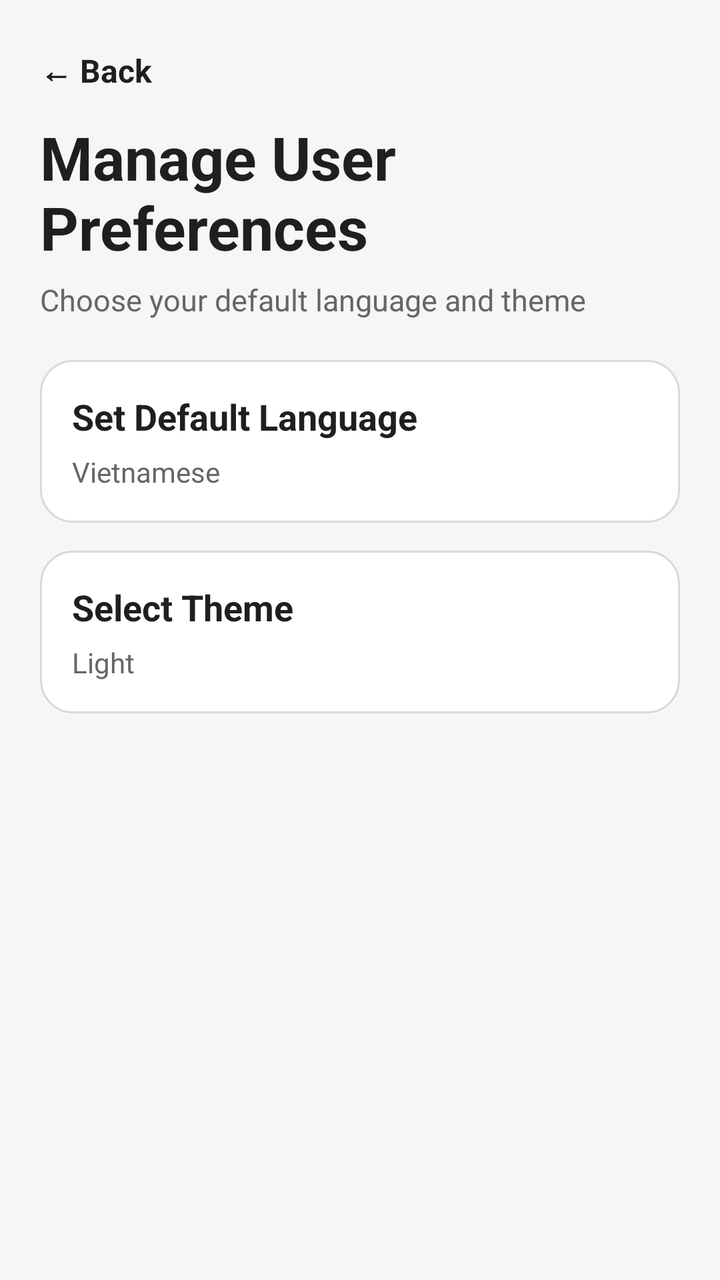
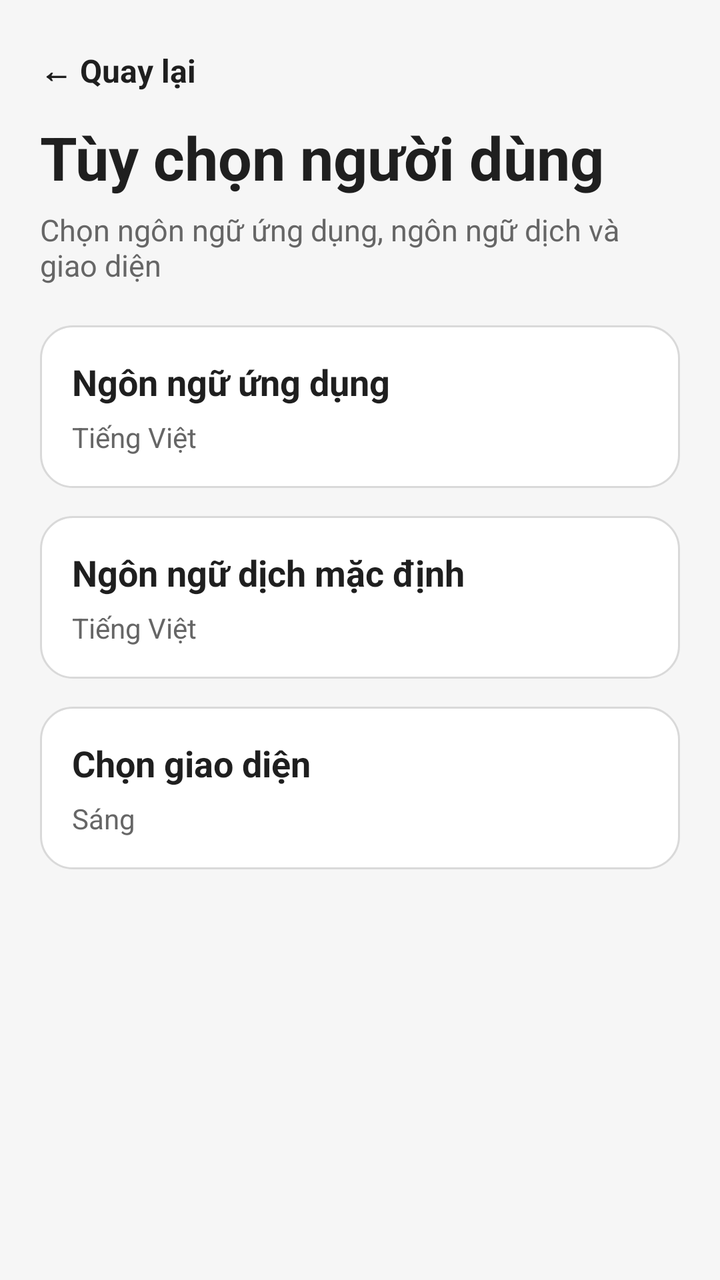

Before-and-after screenshots of an Android layout around one commit, followed by the original layout XML and the change that was made.
<!-- AndroidManifest.xml: application theme Theme.MyApplication -->
<!-- res/layout/fragment_settings_user_preferences.xml -->
<?xml version="1.0" encoding="utf-8"?>
<ScrollView xmlns:android="http://schemas.android.com/apk/res/android"
    android:layout_width="match_parent"
    android:layout_height="match_parent"
    android:fillViewport="true"
    android:background="#F6F6F6">

    <LinearLayout
        android:layout_width="match_parent"
        android:layout_height="wrap_content"
        android:orientation="vertical"
        android:padding="20dp">

        <TextView
            android:id="@+id/btn_back_preferences"
            android:layout_width="wrap_content"
            android:layout_height="wrap_content"
            android:paddingTop="4dp"
            android:paddingBottom="12dp"
            android:text="← Back"
            android:textSize="16sp"
            android:textStyle="bold"
            android:textColor="#1F1F1F"
            android:clickable="true"
            android:focusable="true"
            android:background="?attr/selectableItemBackgroundBorderless" />

        <TextView
            android:layout_width="wrap_content"
            android:layout_height="wrap_content"
            android:text="Manage User Preferences"
            android:textSize="30sp"
            android:textStyle="bold"
            android:textColor="#1F1F1F" />

        <TextView
            android:layout_width="wrap_content"
            android:layout_height="wrap_content"
            android:layout_marginTop="6dp"
            android:layout_marginBottom="20dp"
            android:text="Choose your default language and theme"
            android:textSize="15sp"
            android:textColor="#666666" />

        <LinearLayout
            android:id="@+id/layout_default_language"
            android:layout_width="match_parent"
            android:layout_height="wrap_content"
            android:layout_marginBottom="14dp"
            android:background="@drawable/bg_settings_card_clickable"
            android:clickable="true"
            android:focusable="true"
            android:orientation="vertical"
            android:padding="16dp">

            <TextView
                android:layout_width="wrap_content"
                android:layout_height="wrap_content"
                android:text="Set Default Language"
                android:textSize="18sp"
                android:textStyle="bold"
                android:textColor="#1F1F1F" />

            <TextView
                android:id="@+id/txt_default_language_value"
                android:layout_width="wrap_content"
                android:layout_height="wrap_content"
                android:layout_marginTop="6dp"
                android:text="Vietnamese"
                android:textSize="14sp"
                android:textColor="#666666" />
        </LinearLayout>

        <LinearLayout
            android:id="@+id/layout_select_theme"
            android:layout_width="match_parent"
            android:layout_height="wrap_content"
            android:background="@drawable/bg_settings_card_clickable"
            android:clickable="true"
            android:focusable="true"
            android:orientation="vertical"
            android:padding="16dp">

            <TextView
                android:layout_width="wrap_content"
                android:layout_height="wrap_content"
                android:text="Select Theme"
                android:textSize="18sp"
                android:textStyle="bold"
                android:textColor="#1F1F1F" />

            <TextView
                android:id="@+id/txt_theme_value"
                android:layout_width="wrap_content"
                android:layout_height="wrap_content"
                android:layout_marginTop="6dp"
                android:text="Light"
                android:textSize="14sp"
                android:textColor="#666666" />
        </LinearLayout>

    </LinearLayout>
</ScrollView>
<!-- resources referenced by this layout -->
<resources>
  <!-- drawable bg_settings_card_clickable (drawable) -->
  <?xml version="1.0" encoding="utf-8"?>
  <ripple xmlns:android="http://schemas.android.com/apk/res/android"
      android:color="#22000000">
  
      <item>
          <shape>
              <solid android:color="#FFFFFF" />
              <corners android:radius="16dp" />
              <stroke
                  android:width="1dp"
                  android:color="#D9D9D9" />
          </shape>
      </item>
  </ripple>
  <style name="Theme.MyApplication" parent="Theme.Material3.DayNight.NoActionBar">
          
          <item name="colorPrimary">@color/primary_color</item>
          <item name="colorPrimaryVariant">@color/primary_variant</item>
          <item name="colorOnPrimary">@color/white</item>
          <item name="colorSecondary">@color/secondary_color</item>
          <item name="colorOnSecondary">@color/black</item>
          <item name="colorError">@color/error_color</item>
          <item name="colorOnError">@color/white</item>
          <item name="colorSurface">@color/surface_color</item>
          <item name="colorOnSurface">@color/primary_text</item>
          <item name="android:colorBackground">@color/background_color</item>
          <item name="colorOnBackground">@color/primary_text</item>
      </style>
  <color name="primary_color">#FF6200EE</color>
  <color name="primary_variant">#FF3700B3</color>
  <color name="white">#FFFFFFFF</color>
  <color name="secondary_color">#FF03DAC5</color>
  <color name="black">#FF000000</color>
  <color name="error_color">#FFB00020</color>
  <color name="surface_color">#FFFFFFFF</color>
  <color name="primary_text">#FF212121</color>
  <color name="background_color">#FFF5F5F5</color>
</resources>

<!-- the commit's change to res/layout/fragment_settings_user_preferences.xml (unified diff, before → after) -->
@@ -17,7 +17,7 @@
             android:layout_height="wrap_content"
             android:paddingTop="4dp"
             android:paddingBottom="12dp"
-            android:text="← Back"
+            android:text="@string/back"
             android:textSize="16sp"
             android:textStyle="bold"
             android:textColor="#1F1F1F"
@@ -28,7 +28,7 @@
         <TextView
             android:layout_width="wrap_content"
             android:layout_height="wrap_content"
-            android:text="Manage User Preferences"
+            android:text="@string/user_preferences"
             android:textSize="30sp"
             android:textStyle="bold"
             android:textColor="#1F1F1F" />
@@ -38,9 +38,39 @@
             android:layout_height="wrap_content"
             android:layout_marginTop="6dp"
             android:layout_marginBottom="20dp"
-            android:text="Choose your default language and theme"
+            android:text="@string/user_preferences_description"
             android:textSize="15sp"
             android:textColor="#666666" />
+
+        <LinearLayout
+            android:id="@+id/layout_app_language"
+            android:layout_width="match_parent"
+            android:layout_height="wrap_content"
+            android:layout_marginBottom="14dp"
+            android:background="@drawable/bg_settings_card_clickable"
+            android:clickable="true"
+            android:focusable="true"
+            android:orientation="vertical"
+            android:padding="16dp">
+
+            <TextView
+                android:layout_width="wrap_content"
+                android:layout_height="wrap_content"
+                android:text="@string/app_language"
+                android:textSize="18sp"
+                android:textStyle="bold"
+                android:textColor="#1F1F1F" />
+
+            <TextView
+                android:id="@+id/txt_app_language_value"
+                android:layout_width="wrap_content"
+                android:layout_height="wrap_content"
+                android:layout_marginTop="6dp"
+                android:text="Tiếng Việt"
+                android:textSize="14sp"
+                android:textColor="#666666" />
+
+        </LinearLayout>
 
         <LinearLayout
             android:id="@+id/layout_default_language"
@@ -56,7 +86,7 @@
             <TextView
                 android:layout_width="wrap_content"
                 android:layout_height="wrap_content"
-                android:text="Set Default Language"
+                android:text="@string/default_translation_language"
                 android:textSize="18sp"
                 android:textStyle="bold"
                 android:textColor="#1F1F1F" />
@@ -66,9 +96,10 @@
                 android:layout_width="wrap_content"
                 android:layout_height="wrap_content"
                 android:layout_marginTop="6dp"
-                android:text="Vietnamese"
+                android:text="Tiếng Việt"
                 android:textSize="14sp"
                 android:textColor="#666666" />
+
         </LinearLayout>
 
         <LinearLayout
@@ -84,7 +115,7 @@
             <TextView
                 android:layout_width="wrap_content"
                 android:layout_height="wrap_content"
-                android:text="Select Theme"
+                android:text="@string/select_theme"
                 android:textSize="18sp"
                 android:textStyle="bold"
                 android:textColor="#1F1F1F" />
@@ -94,10 +125,12 @@
                 android:layout_width="wrap_content"
                 android:layout_height="wrap_content"
                 android:layout_marginTop="6dp"
-                android:text="Light"
+                android:text="@string/light_mode"
                 android:textSize="14sp"
                 android:textColor="#666666" />
+
         </LinearLayout>
 
     </LinearLayout>
+
 </ScrollView>
<!-- resource entries referenced after the edit -->
@@ -15,6 +15,13 @@
           </shape>
       </item>
   </ripple>
+  <string name="app_language">Ngôn ngữ ứng dụng</string>
+  <string name="back">← Quay lại</string>
+  <string name="default_translation_language">Ngôn ngữ dịch mặc định</string>
+  <string name="light_mode">Sáng</string>
+  <string name="select_theme">Chọn giao diện</string>
+  <string name="user_preferences">Tùy chọn người dùng</string>
+  <string name="user_preferences_description">Chọn ngôn ngữ ứng dụng, ngôn ngữ dịch và giao diện</string>
   <style name="Theme.MyApplication" parent="Theme.Material3.DayNight.NoActionBar">
           
           <item name="colorPrimary">@color/primary_color</item>
